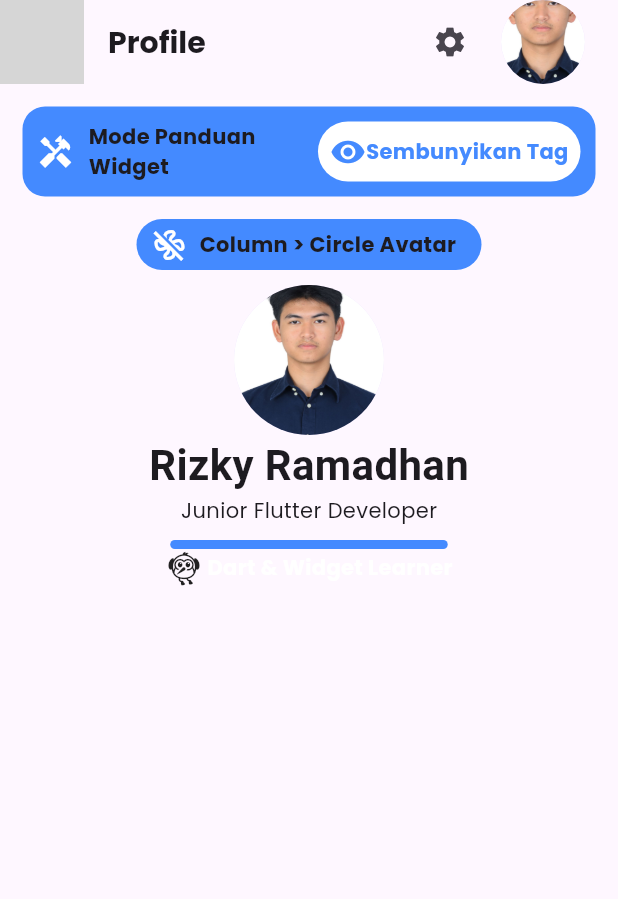
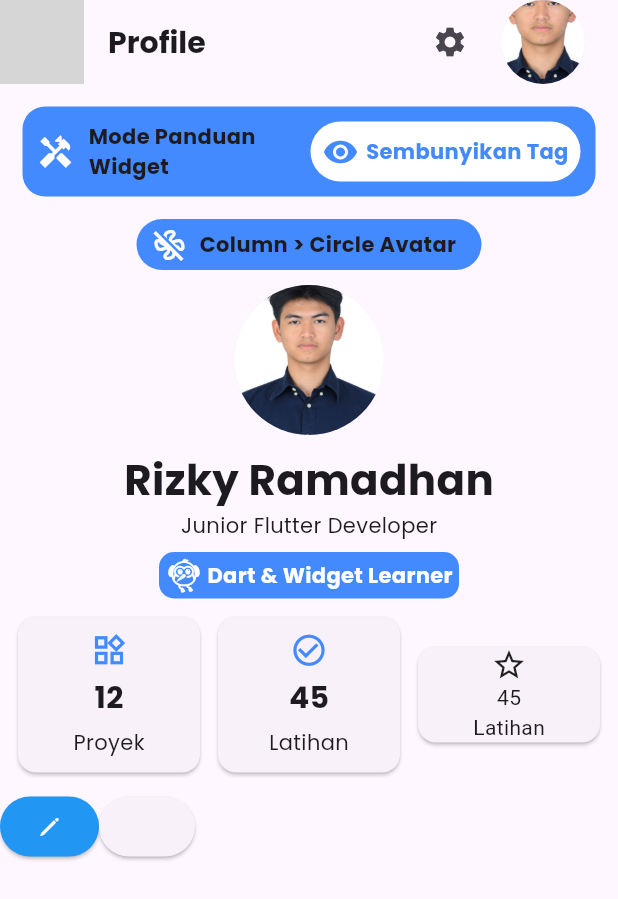
Before and after one commit to alvino-rhasya/flutter_application_1, a Flutter app: the screen it shows after launch, on a phone screen of 412 x 824 dp. Shown: the top 899 px of the screen. Run offline on Flutter 3.47's test engine with Material 3 defaults, Android fonts, the phone set to English and light mode, and no system bars; our stand-ins replace google_fonts; network calls fail; grey boxes are pictures that could not be loaded.

Commit message:
Enhance ProfilePage layout with improved UI elements and additional content

```diff
--- a/lib/pages/profile_page.dart
+++ b/lib/pages/profile_page.dart
@@ -1,3 +1,4 @@
+import 'package:flutter/cupertino.dart';
 import 'package:flutter/material.dart';
 import 'package:google_fonts/google_fonts.dart';
 
@@ -8,44 +9,48 @@ class ProfilePage extends StatelessWidget {
   Widget build(BuildContext context) {
     return Scaffold(
       appBar: AppBar(
-        leading: Image.network('https://thumb.wikimedia.org/wikipedia/commons/thumb/7/79/Flutter_logo.svg/250px-Flutter_logo.svg.png?utm_source=commons.wikimedia.org&utm_campaign=index&utm_content=thumbnail'),
+        leading: Image.network(
+          'https://encrypted-tbn0.gstatic.com/images?q=tbn:ANd9GcQ0tQfnFZvH6Xc9WcoyXP4-W9zlsiKuQrxPYhzzN_0fGGPsmvFg3V3IGzdS&s=10',
+        ),
         title: Text(
           'Profile',
           style: TextStyle(
             fontWeight: FontWeight.bold,
             fontSize: 20.0,
-            fontFamily: GoogleFonts.poppins().fontFamily),),
+            fontFamily: GoogleFonts.poppins().fontFamily,
+          ),
+        ),
         actions: [
           Icon(Icons.settings),
           CircleAvatar(
             backgroundImage: AssetImage('assets/foto.jpeg'),
             minRadius: 50,
             maxRadius: 50,
-          )
+          ),
         ],
       ),
       body: Column(
         children: [
-          // section 1 (Icon/Mode Panduan Widget / Sembunyikan Tag)
+          // Section 1 (Icon/Mode Panduan Widget/ Sembunyikan Tag
           Padding(
             padding: const EdgeInsets.all(15.0),
             child: Container(
               padding: EdgeInsets.all(10.0),
               decoration: BoxDecoration(
                 color: Colors.blueAccent,
-                borderRadius: BorderRadius.all(Radius.circular(15)),
+                borderRadius: BorderRadius.all(Radius.circular(15.0)),
               ),
               child: Row(
                 children: <Widget>[
-                  Icon(Icons.handyman_sharp, color: Colors.white,),
-                  SizedBox(width: 10.0,),
+                  Icon(Icons.handyman_sharp, color: Colors.white),
+                  SizedBox(width: 10.0),
                   Expanded(
                     child: Text(
                       'Mode Panduan Widget',
                       style: TextStyle(
                         fontWeight: FontWeight.bold,
                         fontSize: 14.0,
-                        fontFamily: GoogleFonts.poppins().fontFamily
+                        fontFamily: GoogleFonts.poppins().fontFamily,
                       ),
                     ),
                   ),
@@ -58,6 +63,7 @@ class ProfilePage extends StatelessWidget {
                     child: Row(
                       children: <Widget>[
                         Icon(Icons.remove_red_eye, color: Colors.blueAccent),
+                        SizedBox(width: 5.0),
                         Text(
                           'Sembunyikan Tag',
                           style: TextStyle(
@@ -68,74 +74,184 @@ class ProfilePage extends StatelessWidget {
                         ),
                       ],
                     ),
-                  )
+                  ),
                 ],
               ),
             ),
           ),
-          // section 2 (Column > Circle Avatar)
+          // Section 2
           Container(
             width: 230,
             padding: EdgeInsets.symmetric(horizontal: 10.0, vertical: 5.0),
             decoration: BoxDecoration(
               color: Colors.blueAccent,
-              borderRadius: BorderRadius.circular(50)
+              borderRadius: BorderRadius.circular(50),
             ),
             child: Row(
               children: [
-                Icon(Icons.mode_fan_off_outlined, color: Colors.white,),
-                SizedBox(width: 8.0,),
+                Icon(Icons.mode_fan_off_outlined, color: Colors.white),
+                SizedBox(width: 8.0),
                 Text(
                   'Column > Circle Avatar',
                   style: TextStyle(
                     fontWeight: FontWeight.bold,
-                    fontFamily: GoogleFonts.poppins().fontFamily
+                    fontFamily: GoogleFonts.poppins().fontFamily,
                   ),
                 ),
               ],
             ),
           ),
-          //section 3
-          SizedBox(height: 10,),
+          // Section 3
+          SizedBox(height: 10),
           CircleAvatar(
             minRadius: 50,
             maxRadius: 50,
             backgroundImage: AssetImage('assets/foto.jpeg'),
           ),
+          SizedBox(height: 10),
           Text(
             'Rizky Ramadhan',
             style: TextStyle(
               fontWeight: FontWeight.bold,
-              fontSize: 28.0
+              fontSize: 28.0,
+              fontFamily: GoogleFonts.poppins().fontFamily,
             ),
           ),
           Text(
             'Junior Flutter Developer',
             style: TextStyle(fontFamily: GoogleFonts.poppins().fontFamily),
           ),
-              SizedBox(height: 10,),
+          SizedBox(height: 8),
           Container(
             padding: EdgeInsets.all(3.0),
-                width: 185,
+            width: 200,
             decoration: BoxDecoration(
               color: Colors.blueAccent,
-                  borderRadius: BorderRadius.circular(10)
+              borderRadius: BorderRadius.circular(10),
             ),
-              ),
-              Row(
+            child: Row(
               mainAxisAlignment: MainAxisAlignment.center,
               children: <Widget>[
-                  Icon(Icons.flutter_dash, size: 25,),
-                  SizedBox(width: 3,),
+                Icon(Icons.flutter_dash, size: 25, color: Colors.white),
+                SizedBox(width: 3),
                 Text(
                   'Dart & Widget Learner',
                   style: TextStyle(
                     fontWeight: FontWeight.bold,
                     fontFamily: GoogleFonts.poppins().fontFamily,
-                      color: Colors.white
+                    color: Colors.white,
                   ),
                 ),
               ],
+            ),
+          ),
+          //Section 4
+          Container(
+            padding: EdgeInsets.all(8),
+            child: Row(
+              mainAxisAlignment: MainAxisAlignment.spaceEvenly,
+              spacing: 4,
+              children: <Widget>[
+                Expanded(
+                  child: Card(
+                    child: Column(
+                      children: <Widget>[
+                        SizedBox(height: 10),
+                        Icon(
+                          Icons.widgets_outlined,
+                          color: Colors.blueAccent,
+                          size: 25,
+                        ),
+                        SizedBox(height: 5),
+                        Text(
+                          '12',
+                          style: TextStyle(
+                            fontSize: 20,
+                            fontWeight: FontWeight.bold,
+                            fontFamily: GoogleFonts.poppins().fontFamily,
+                          ),
+                        ),
+                        SizedBox(height: 5),
+                        Text(
+                          'Proyek',
+                          style: TextStyle(
+                            fontSize: 14,
+                            fontWeight: FontWeight.w400,
+                            fontFamily: GoogleFonts.poppins().fontFamily,
+                          ),
+                        ),
+                        SizedBox(height: 10),
+                      ],
+                    ),
+                  ),
+                ),
+                Expanded(
+                  child: Card(
+                    child: Column(
+                      children: <Widget>[
+                        SizedBox(height: 10),
+                        Icon(
+                          Icons.check_circle_outline,
+                          color: Colors.blueAccent,
+                          size: 25,
+                        ),
+                        SizedBox(height: 5),
+                        Text(
+                          '45',
+                          style: TextStyle(
+                            fontSize: 20,
+                            fontWeight: FontWeight.bold,
+                            fontFamily: GoogleFonts.poppins().fontFamily,
+                          ),
+                        ),
+                        SizedBox(height: 5),
+                        Text(
+                          'Latihan',
+                          style: TextStyle(
+                            fontSize: 14,
+                            fontWeight: FontWeight.w400,
+                            fontFamily: GoogleFonts.poppins().fontFamily,
+                          ),
+                        ),
+                        SizedBox(height: 10),
+                      ],
+                    ),
+                  ),
+                ),
+                Expanded(
+                  child: Card(
+                    child: Column(
+                      children: <Widget>[
+                        Icon(Icons.star_border_outlined),
+                        Text('45'),
+                        Text('Latihan'),
+                      ],
+                    ),
+                  ),
+                ),
+              ],
+            ),
+          ),
+          // section 5
+          Container(
+            child: Row(
+              children: [
+                ElevatedButton(
+                  onPressed: () {},
+                  style: ButtonStyle(
+                    backgroundColor: MaterialStateProperty.all(Colors.blue)
+                  ),
+                  child: Container(child: Row(
+                    children: [
+                      Icon(CupertinoIcons.pencil, color: Colors.white,),
+                    ],
+                  ),
+                  ),
+                ),
+                ElevatedButton(onPressed: (){}, child: Container())
+              ],
+            ),
+
           ),
         ],
       ),
```
Lines whose indentation alone changed are shown as unchanged.
